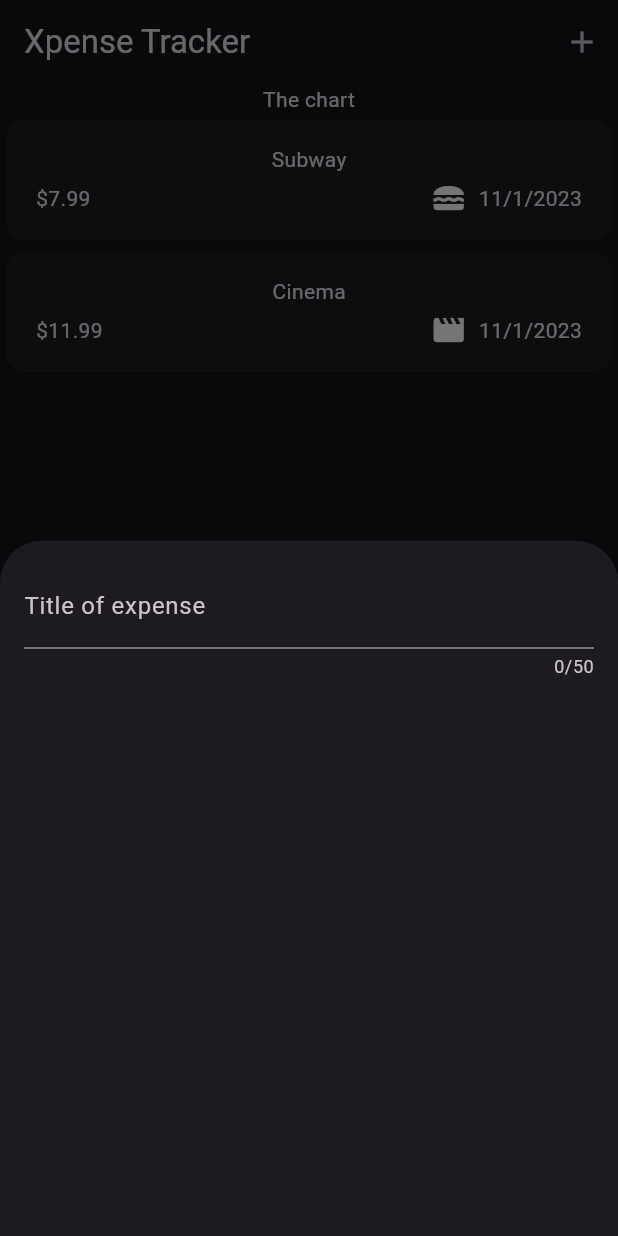
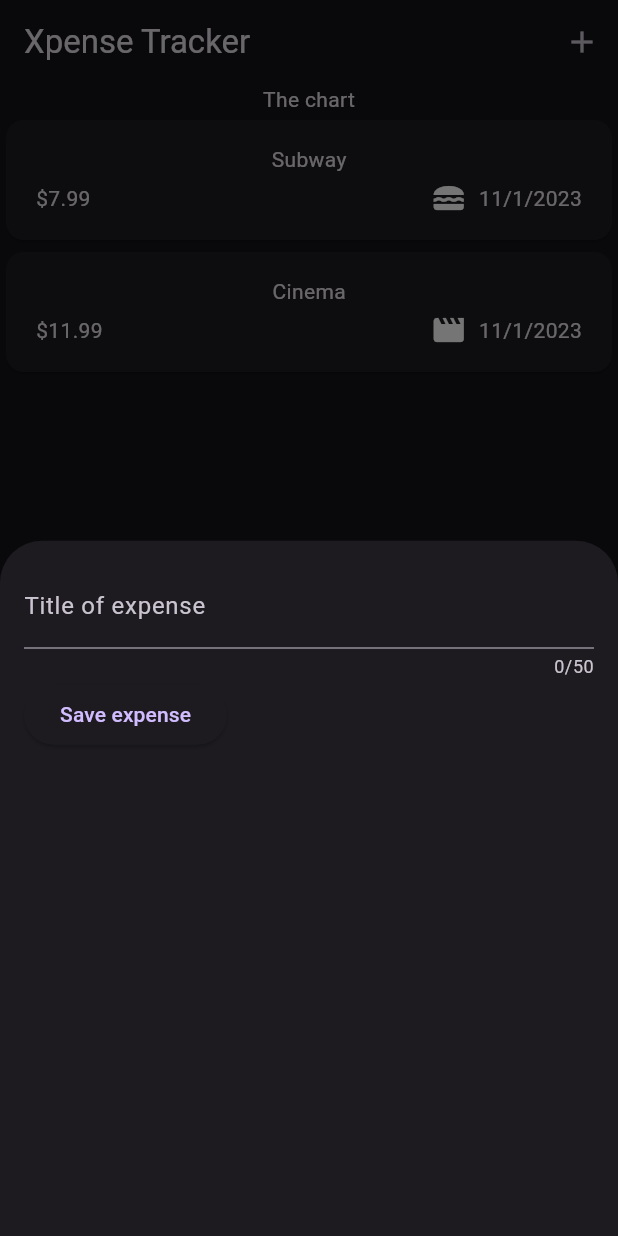
Before and after one commit to edvaldatli/xpense_app, a Flutter app: the screen it shows after launch, after a tap on the "add" icon, on a phone screen of 412 x 824 dp. Run offline on Flutter 3.47's test engine with Material 2 defaults, Android fonts, the phone set to English and light mode, and no system bars.

Commit message:
added controller for the new_expense input

```diff
--- a/lib/widgets/new_expense.dart
+++ b/lib/widgets/new_expense.dart
@@ -10,19 +10,38 @@ class NewExpense extends StatefulWidget{
 }
 
 class _NewExpenseState extends State<NewExpense> {
+  final _titleController = TextEditingController();
+
+  @override
+  void dispose() {
+    _titleController.dispose();
+    super.dispose();
+  }
+
   @override
   Widget build(BuildContext context) {
-    return const Padding(
+    return Padding(
       padding: EdgeInsets.all(16),
       child: Column(
         children: [
           TextField(
+            controller: _titleController,
             maxLength: 50,
-            keyboardType: TextInputType.text, // not necessary
-            decoration: InputDecoration(
+            keyboardType: TextInputType.text, // not necessary, but keeping here. This is the default value for keyboardType.
+            decoration: const InputDecoration(
               label: Text('Title of expense')
             ),
           ),
+          Row(
+            children: [
+              ElevatedButton(
+                onPressed: () {
+                  print(_titleController.text);
+                },
+                child: Text('Save expense')
+              )
+            ],
+          )
         ],
       )
     );
```
